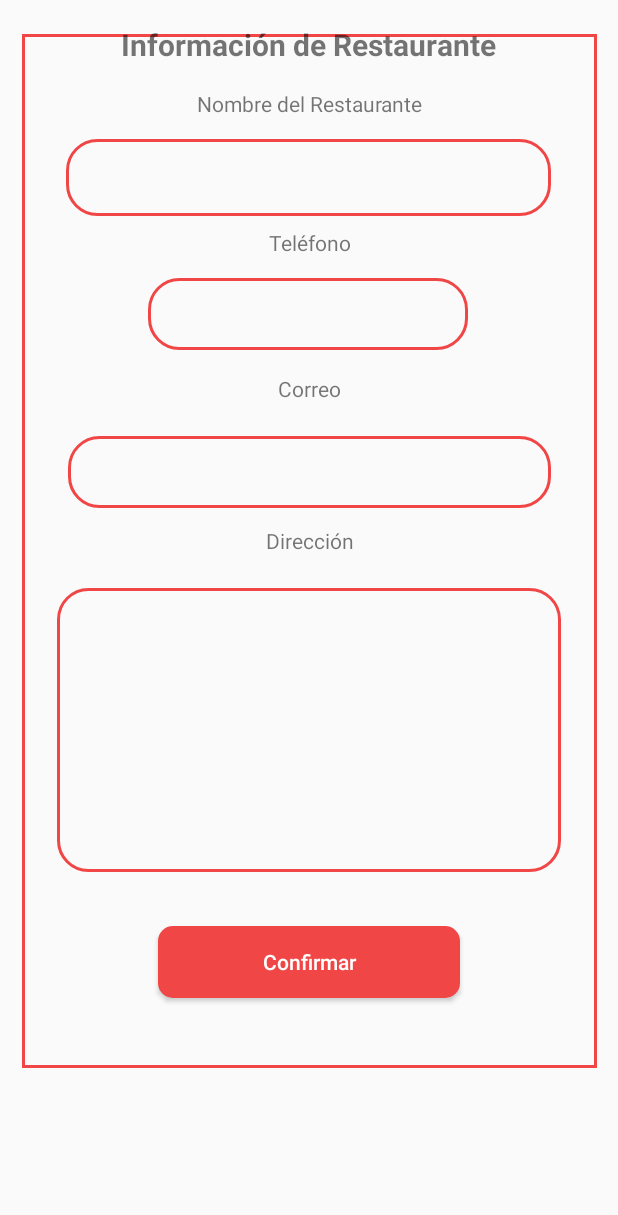
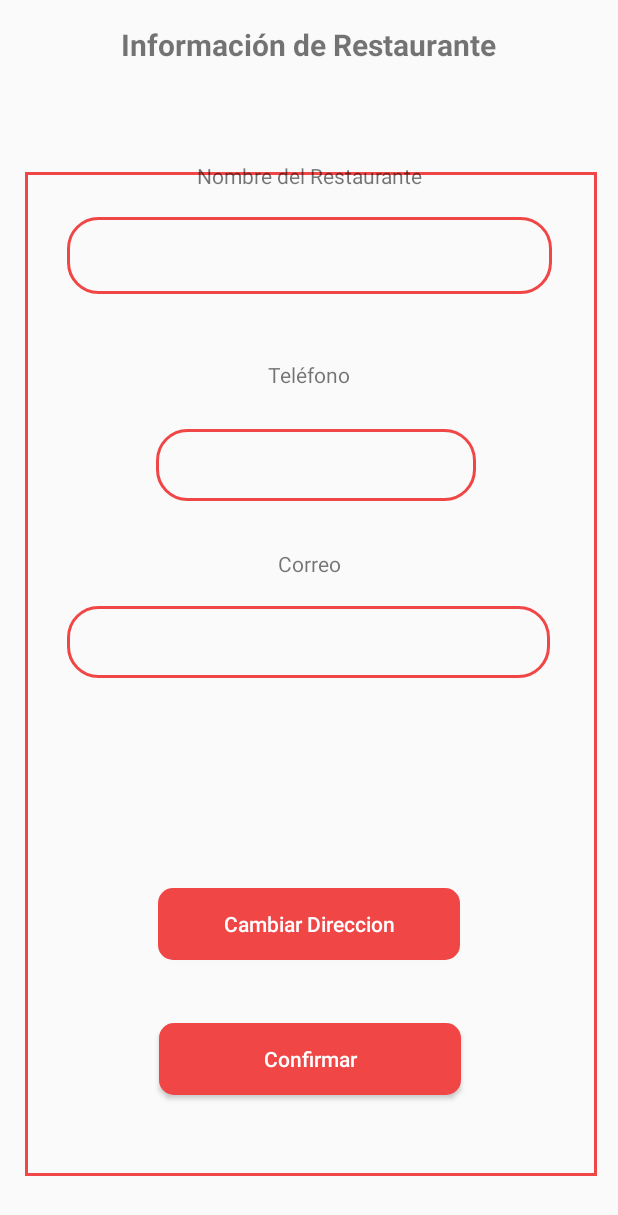
Before and after one commit to Sven2301/EATSDelivery, an Android app: the EditInfoRestEncargado screen opened directly, with no data from a screen before it, on a phone screen of 412 x 824 dp. Shown: the top 1215 px of the screen. Run offline under Robolectric (Android 15) with nearby library versions, the phone set to English and light mode, and no system bars.

Commit message:
Solicitud de eliminacion

```diff
--- a/app/src/main/java/com/example/eatsdelivery/DeleteRequestEncargado.java
+++ b/app/src/main/java/com/example/eatsdelivery/DeleteRequestEncargado.java
@@ -3,9 +3,15 @@ package com.example.eatsdelivery;
 import androidx.appcompat.app.AppCompatActivity;
 
 import android.os.Bundle;
+import android.view.View;
+import android.widget.Button;
+import android.widget.EditText;
+
+import com.example.eatsdelivery.SQLite.Model;
 
 public class DeleteRequestEncargado extends AppCompatActivity {
     Object idEncargado;
+    Button btnConfirmar;
 
     @Override
     protected void onCreate(Bundle savedInstanceState) {
@@ -13,7 +19,20 @@ public class DeleteRequestEncargado extends AppCompatActivity {
         setContentView(R.layout.activity_delete_request_encargado);
 
         this.idEncargado = getIntent().getStringExtra("idEncargado");
+
+        this.btnConfirmar = (Button) findViewById(R.id.btnConfirmar);
+
+        btnConfirmar.setOnClickListener(new View.OnClickListener() {
+            @Override
+            public void onClick(View view) {
+                Model model = new Model();
+                int idRes = MenuEncargado.getRestaurantID(view.getContext(), idEncargado.toString());
+                if (idRes != -1)
+                    model.updateRestActive(view.getContext(), "1", String.valueOf(idRes));
+            }
+        });
     }
 
 
+
 }
--- a/app/src/main/java/com/example/eatsdelivery/EditInfoRestEncargado.java
+++ b/app/src/main/java/com/example/eatsdelivery/EditInfoRestEncargado.java
@@ -6,9 +6,13 @@ import android.os.Bundle;
 
 public class EditInfoRestEncargado extends AppCompatActivity {
 
+    Object idEncargado;
+
     @Override
     protected void onCreate(Bundle savedInstanceState) {
         super.onCreate(savedInstanceState);
         setContentView(R.layout.activity_edit_info_rest_encargado);
+
+        this.idEncargado = getIntent().getStringExtra("userID");
     }
 }
--- a/app/src/main/java/com/example/eatsdelivery/MenuEncargado.java
+++ b/app/src/main/java/com/example/eatsdelivery/MenuEncargado.java
@@ -2,9 +2,13 @@ package com.example.eatsdelivery;
 
 import androidx.appcompat.app.AppCompatActivity;
 
+import android.content.Context;
 import android.content.Intent;
+import android.database.Cursor;
 import android.os.Bundle;
 import android.view.View;
+
+import com.example.eatsdelivery.SQLite.Model;
 
 public class MenuEncargado extends AppCompatActivity {
 
@@ -15,7 +19,7 @@ public class MenuEncargado extends AppCompatActivity {
         super.onCreate(savedInstanceState);
         setContentView(R.layout.activity_menu_encargado);
 
-        Object idEncargado = getIntent().getStringExtra("userID");
+        this.idEncargado = getIntent().getStringExtra("userID");
     }
     public void editMenuRest(View view){    // 0/3
         Intent next = new Intent(this, EditMenuEncargado.class);
@@ -32,7 +36,7 @@ public class MenuEncargado extends AppCompatActivity {
         next.putExtra("idEncargado", idEncargado.toString());
         startActivity(next);
     }
-    public void requestDeletetion(View view){   // 0/1
+    public void requestDeletetion(View view){   // LISTO
         Intent next = new Intent(this, DeleteRequestEncargado.class);
         next.putExtra("idEncargado", idEncargado.toString());
         startActivity(next);
@@ -42,4 +46,18 @@ public class MenuEncargado extends AppCompatActivity {
         next.putExtra("idEncargado", idEncargado.toString());
         startActivity(next);
     }
+
+    public static int getRestaurantID(Context context, String idEncargado) {
+        Model model = new Model();
+        Cursor cursor = model.selectRestaurantesXGerente(context, idEncargado);
+        int idRestaurante = -1;
+        if (cursor != null && cursor.getCount() > 0) {
+            cursor.moveToFirst();
+            int index = cursor.getColumnIndexOrThrow("id");
+            idRestaurante = Math.max(idRestaurante, cursor.getInt(index));
+        }
+        return idRestaurante;
+    }
+
+
 }
--- a/app/src/main/res/layout/activity_delete_request_encargado.xml
+++ b/app/src/main/res/layout/activity_delete_request_encargado.xml
@@ -18,7 +18,7 @@
         app:srcCompat="@drawable/squarebox" />
 
     <Button
-        android:id="@+id/button60"
+        android:id="@+id/btnConfirmar"
         android:layout_width="309dp"
         android:layout_height="48dp"
         android:layout_marginTop="16dp"
@@ -29,7 +29,7 @@
         app:layout_constraintEnd_toEndOf="parent"
         app:layout_constraintHorizontal_bias="0.497"
         app:layout_constraintStart_toStartOf="parent"
-        app:layout_constraintTop_toBottomOf="@+id/editTextTextPersonName2" />
+        app:layout_constraintTop_toBottomOf="@+id/txtRazon" />
 
     <TextView
         android:id="@+id/textView20"
@@ -58,7 +58,7 @@
         app:layout_constraintTop_toBottomOf="@+id/textView20" />
 
     <EditText
-        android:id="@+id/editTextTextPersonName2"
+        android:id="@+id/txtRazon"
         android:layout_width="346dp"
         android:layout_height="412dp"
         android:layout_marginTop="24dp"
--- a/app/src/main/res/layout/activity_edit_info_rest_encargado.xml
+++ b/app/src/main/res/layout/activity_edit_info_rest_encargado.xml
@@ -7,29 +7,46 @@
 
     <ImageView
         android:id="@+id/imageView16"
-        android:layout_width="383dp"
-        android:layout_height="689dp"
+        android:layout_width="381dp"
+        android:layout_height="669dp"
+        app:layout_constraintBottom_toBottomOf="parent"
+        app:layout_constraintEnd_toEndOf="parent"
+        app:layout_constraintHorizontal_bias="0.533"
+        app:layout_constraintStart_toStartOf="parent"
+        app:layout_constraintTop_toTopOf="parent"
+        app:layout_constraintVertical_bias="0.741"
+        app:srcCompat="@drawable/squarebox" />
+
+    <Button
+        android:id="@+id/btnDireccion"
+        android:layout_width="201dp"
+        android:layout_height="48dp"
+        android:layout_marginBottom="184dp"
+        android:background="@drawable/custom_button"
+        android:text="Cambiar Direccion"
+        android:textAllCaps="false"
+        android:textColor="#ffff"
         app:layout_constraintBottom_toBottomOf="parent"
         app:layout_constraintEnd_toEndOf="parent"
         app:layout_constraintStart_toStartOf="parent"
-        app:layout_constraintTop_toTopOf="parent"
-        app:layout_constraintVertical_bias="0.166"
-        app:srcCompat="@drawable/squarebox" />
+        app:layout_constraintTop_toBottomOf="@+id/editTextTextEmailAddress"
+        app:layout_constraintVertical_bias="1.0" />
 
     <Button
         android:id="@+id/quit_btn"
         android:layout_width="201dp"
         android:layout_height="48dp"
-        android:layout_marginTop="36dp"
+        android:layout_marginBottom="88dp"
         android:background="@drawable/custom_button"
         android:text="@string/confirm"
         android:textAllCaps="false"
         android:textColor="#ffff"
         app:layout_constraintBottom_toBottomOf="parent"
         app:layout_constraintEnd_toEndOf="parent"
+        app:layout_constraintHorizontal_bias="0.504"
         app:layout_constraintStart_toStartOf="parent"
-        app:layout_constraintTop_toBottomOf="@+id/editTextTextPostalAddress"
-        app:layout_constraintVertical_bias="0.0" />
+        app:layout_constraintTop_toBottomOf="@+id/btnDireccion"
+        app:layout_constraintVertical_bias="0.875" />
 
     <TextView
         android:id="@+id/textView22"
@@ -44,11 +61,27 @@
         app:layout_constraintStart_toStartOf="parent"
         app:layout_constraintTop_toTopOf="parent" />
 
+    <EditText
+        android:id="@+id/editTextPhone"
+        android:layout_width="wrap_content"
+        android:layout_height="wrap_content"
+        android:layout_marginTop="24dp"
+        android:background="@drawable/box"
+        android:ems="10"
+        android:gravity="center"
+        android:inputType="phone"
+        android:minHeight="48dp"
+        app:layout_constraintEnd_toEndOf="parent"
+        app:layout_constraintHorizontal_bias="0.522"
+        app:layout_constraintStart_toStartOf="parent"
+        app:layout_constraintTop_toBottomOf="@+id/textView24"
+        tools:ignore="SpeakableTextPresentCheck" />
+
     <TextView
         android:id="@+id/textView23"
-        android:layout_width="196dp"
+        android:layout_width="159dp"
         android:layout_height="21dp"
-        android:layout_marginTop="16dp"
+        android:layout_marginTop="64dp"
         android:text="Nombre del Restaurante"
         android:textAlignment="center"
         android:textSize="14sp"
@@ -56,23 +89,39 @@
         app:layout_constraintStart_toStartOf="parent"
         app:layout_constraintTop_toBottomOf="@+id/textView22" />
 
+    <EditText
+        android:id="@+id/editTextTextPersonName3"
+        android:layout_width="323dp"
+        android:layout_height="51dp"
+        android:layout_marginTop="16dp"
+        android:background="@drawable/box"
+        android:ems="10"
+        android:gravity="center"
+        android:inputType="textPersonName"
+        android:minHeight="48dp"
+        app:layout_constraintEnd_toEndOf="parent"
+        app:layout_constraintStart_toStartOf="parent"
+        app:layout_constraintTop_toBottomOf="@+id/textView23"
+        tools:ignore="SpeakableTextPresentCheck" />
+
     <TextView
         android:id="@+id/textView24"
-        android:layout_width="115dp"
-        android:layout_height="21dp"
-        android:layout_marginTop="8dp"
+        android:layout_width="56dp"
+        android:layout_height="22dp"
+        android:layout_marginTop="44dp"
         android:text="Teléfono"
         android:textAlignment="center"
         android:textSize="14sp"
         app:layout_constraintEnd_toEndOf="parent"
+        app:layout_constraintHorizontal_bias="0.498"
         app:layout_constraintStart_toStartOf="parent"
         app:layout_constraintTop_toBottomOf="@+id/editTextTextPersonName3" />
 
     <TextView
         android:id="@+id/textView25"
-        android:layout_width="115dp"
-        android:layout_height="21dp"
-        android:layout_marginTop="16dp"
+        android:layout_width="45dp"
+        android:layout_height="22dp"
+        android:layout_marginTop="32dp"
         android:text="Correo"
         android:textAlignment="center"
         android:textSize="14sp"
@@ -80,78 +129,20 @@
         app:layout_constraintStart_toStartOf="parent"
         app:layout_constraintTop_toBottomOf="@+id/editTextPhone" />
 
-    <TextView
-        android:id="@+id/textView26"
-        android:layout_width="115dp"
-        android:layout_height="21dp"
-        android:layout_marginTop="12dp"
-        android:text="Dirección"
-        android:textAlignment="center"
-        android:textSize="14sp"
-        app:layout_constraintEnd_toEndOf="parent"
-        app:layout_constraintStart_toStartOf="parent"
-        app:layout_constraintTop_toBottomOf="@+id/editTextTextEmailAddress" />
-
-    <EditText
-        android:id="@+id/editTextTextPersonName3"
-        android:layout_width="323dp"
-        android:layout_height="51dp"
-        android:layout_marginTop="12dp"
-        android:background="@drawable/box"
-        android:ems="10"
-        android:gravity="center"
-        android:inputType="textPersonName"
-        android:minHeight="48dp"
-        app:layout_constraintEnd_toEndOf="parent"
-        app:layout_constraintHorizontal_bias="0.497"
-        app:layout_constraintStart_toStartOf="parent"
-        app:layout_constraintTop_toBottomOf="@+id/textView23"
-        tools:ignore="SpeakableTextPresentCheck" />
-
-    <EditText
-        android:id="@+id/editTextPhone"
-        android:layout_width="wrap_content"
-        android:layout_height="wrap_content"
-        android:layout_marginTop="12dp"
-        android:background="@drawable/box"
-        android:ems="10"
-        android:gravity="center"
-        android:inputType="phone"
-        android:minHeight="48dp"
-        app:layout_constraintEnd_toEndOf="parent"
-        app:layout_constraintHorizontal_bias="0.497"
-        app:layout_constraintStart_toStartOf="parent"
-        app:layout_constraintTop_toBottomOf="@+id/textView24"
-        tools:ignore="SpeakableTextPresentCheck" />
-
     <EditText
         android:id="@+id/editTextTextEmailAddress"
         android:layout_width="322dp"
         android:layout_height="48dp"
-        android:layout_marginTop="20dp"
+        android:layout_marginTop="16dp"
         android:background="@drawable/box"
         android:ems="10"
         android:gravity="center"
         android:inputType="textEmailAddress"
         android:minHeight="48dp"
         app:layout_constraintEnd_toEndOf="parent"
+        app:layout_constraintHorizontal_bias="0.494"
         app:layout_constraintStart_toStartOf="parent"
         app:layout_constraintTop_toBottomOf="@+id/textView25"
         tools:ignore="SpeakableTextPresentCheck" />
 
-    <EditText
-        android:id="@+id/editTextTextPostalAddress"
-        android:layout_width="336dp"
-        android:layout_height="189dp"
-        android:layout_marginTop="20dp"
-        android:background="@drawable/box"
-        android:ems="10"
-        android:gravity="center"
-        android:inputType="textPostalAddress"
-        android:minHeight="48dp"
-        app:layout_constraintEnd_toEndOf="parent"
-        app:layout_constraintStart_toStartOf="parent"
-        app:layout_constraintTop_toBottomOf="@+id/textView26"
-        tools:ignore="SpeakableTextPresentCheck" />
-
 </androidx.constraintlayout.widget.ConstraintLayout>
```
